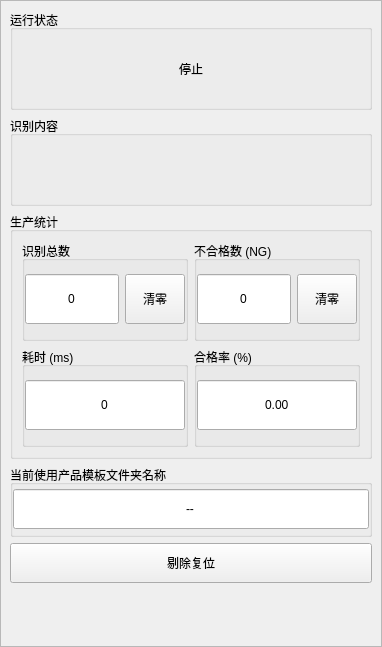
Before: the Qt Designer form app/ui/main_window/inspection/inspection_info_page.ui in GitHub3651/shenyinocr, drawn with Qt 5.
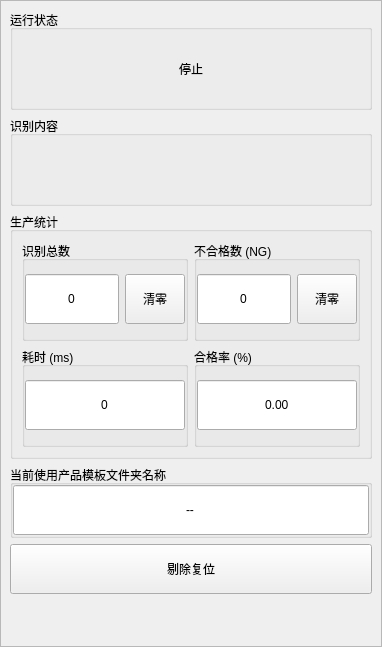
After: the same form once the commit is applied.

```diff
--- a/app/ui/main_window/inspection/inspection_info_page.ui
+++ b/app/ui/main_window/inspection/inspection_info_page.ui
@@ -36,8 +36,8 @@
        <rect>
         <x>0</x>
         <y>0</y>
-        <width>382</width>
-        <height>647</height>
+        <width>380</width>
+        <height>645</height>
        </rect>
       </property>
       <layout class="QGridLayout" name="gridLayout_inspectionInfoContent">
@@ -405,7 +405,7 @@
             <property name="minimumSize">
              <size>
               <width>0</width>
-              <height>40</height>
+              <height>50</height>
              </size>
             </property>
             <property name="text">
@@ -427,7 +427,7 @@
          <property name="minimumSize">
           <size>
            <width>0</width>
-           <height>40</height>
+           <height>50</height>
           </size>
          </property>
          <property name="text">
```
